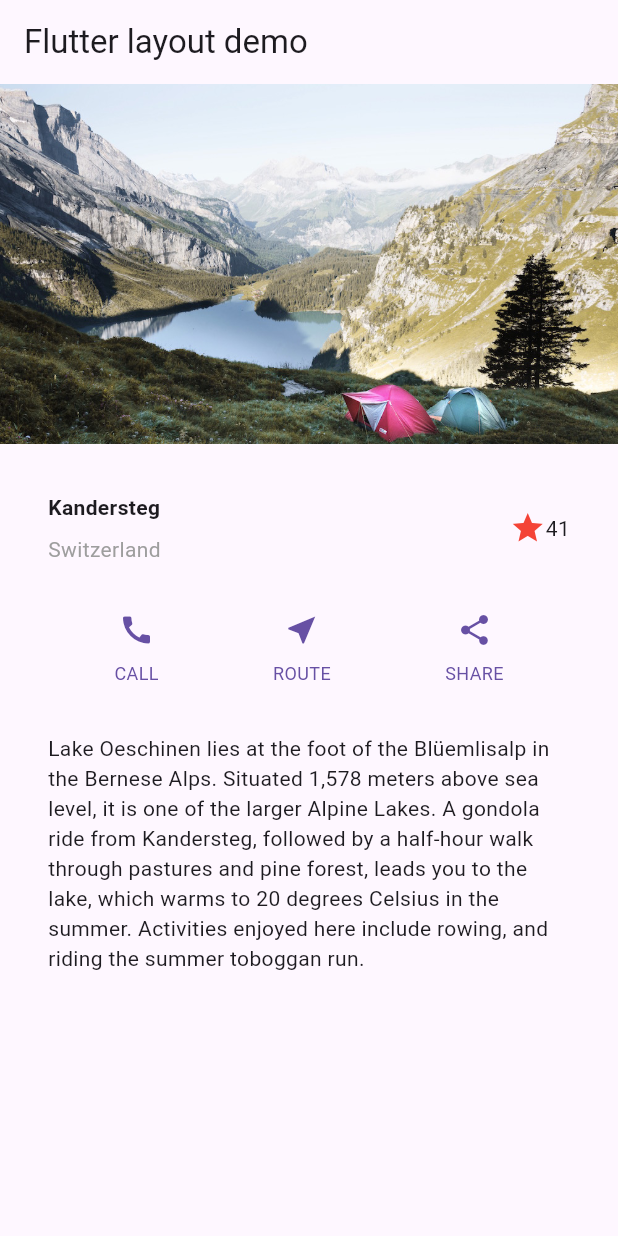
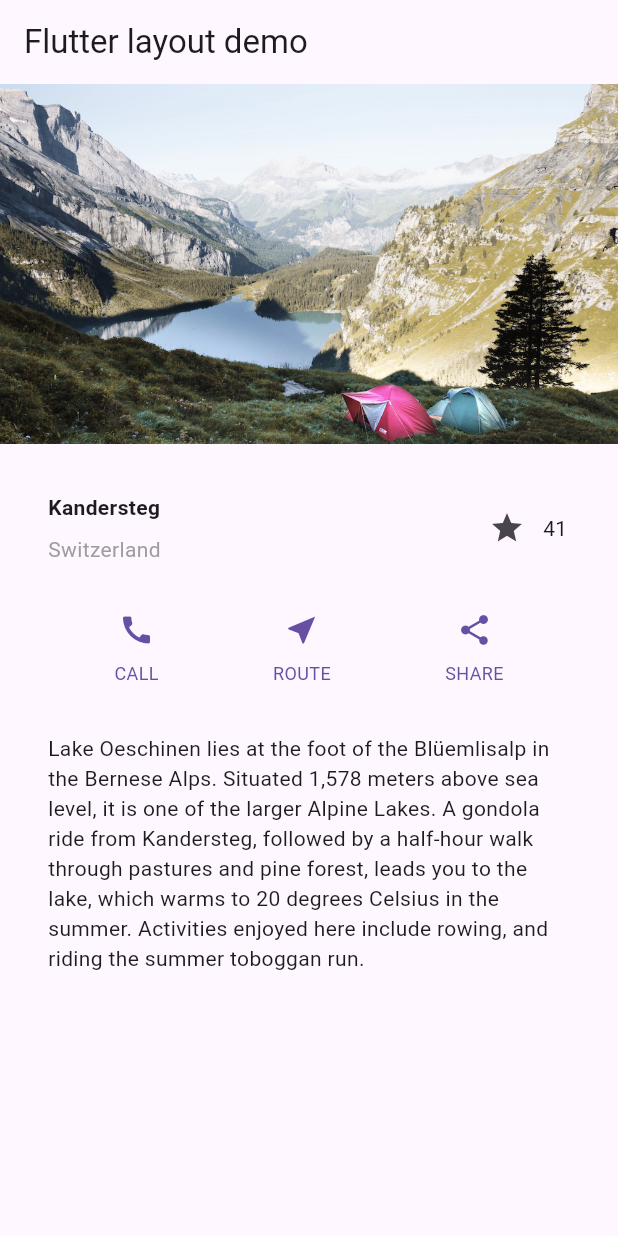
Before and after one commit to brunomaass/layout_app, a Flutter app: the screen it shows after launch, on a phone screen of 412 x 824 dp. Run offline on Flutter 3.47's test engine with Material 3 defaults, Android fonts, the phone set to English and light mode, and no system bars.

Commit message:
finalizado FavoriteWidget

```diff
--- /dev/null
+++ b/lib/widgets/favorite_widget.dart
@@ -0,0 +1,52 @@
+import 'package:flutter/material.dart';
+
+class FavoriteWidget extends StatefulWidget {
+  const FavoriteWidget({super.key});
+
+  @override
+  State<FavoriteWidget> createState() => _FavoriteWidgetState();
+
+}
+class _FavoriteWidgetState extends State<FavoriteWidget> {
+  bool _isFavorited = true;
+  int _favoriteCount = 41;
+
+  void _toggleFavorite() {
+    setState(() {
+      if (_isFavorited) {
+        _favoriteCount -= 1;
+        _isFavorited = false;
+      } else {
+        _favoriteCount += 1;
+        _isFavorited = true;
+      }
+    });
+  }
+
+  @override
+  Widget build(BuildContext context) {
+
+
+    return Row(
+      mainAxisSize: MainAxisSize.min,
+      children: [
+        Container(
+          padding: const EdgeInsets.all(0),
+          child: IconButton(
+            padding: const EdgeInsets.all(0),
+            onPressed: _toggleFavorite,
+          icon: _isFavorited
+          ? const Icon(Icons.star)
+          : const Icon((Icons.star_border)),
+          ),
+        ),
+        SizedBox(
+          width: 18,
+          child: SizedBox(
+            child: Text("$_favoriteCount"),
+          ),
+        )
+      ],
+    );
+  }
+}
--- a/lib/widgets/titleSection.dart
+++ b/lib/widgets/titleSection.dart
@@ -1,6 +1,7 @@
 // ignore_for_file: prefer_const_constructors, prefer_const_literals_to_create_immutables
 
 import 'package:flutter/material.dart';
+import 'package:layout_app/widgets/favorite_widget.dart';
 
 class TitleSection extends StatelessWidget {
   const TitleSection({
@@ -40,11 +41,8 @@ class TitleSection extends StatelessWidget {
             ],
           )),
           /*3*/
-          Icon(
-            Icons.star,
-            color: Colors.red[500],
-          ),
-          const Text('41'),
+
+          const FavoriteWidget(),
         ],
       ),
     );
```
